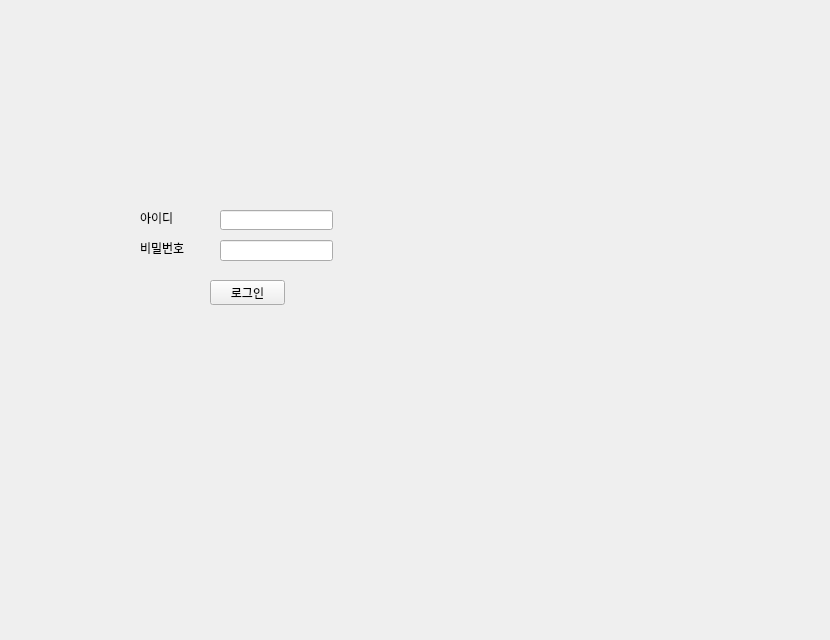
gigeon/car_detection, file ui/login.ui: the form before one commit.
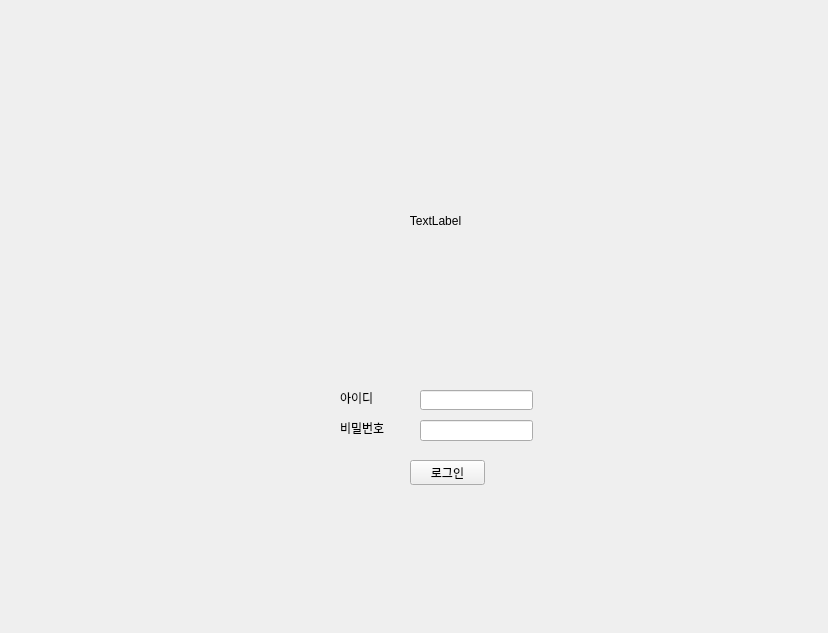
The form after the commit.

Commit message: login, main ui 수정 중 22

```diff
--- a/ui/login.ui
+++ b/ui/login.ui
@@ -6,8 +6,8 @@
    <rect>
     <x>0</x>
     <y>0</y>
-    <width>830</width>
-    <height>640</height>
+    <width>828</width>
+    <height>633</height>
    </rect>
   </property>
   <property name="maximumSize">
@@ -22,8 +22,8 @@
   <widget class="QLabel" name="id_label">
    <property name="geometry">
     <rect>
-     <x>140</x>
-     <y>210</y>
+     <x>340</x>
+     <y>390</y>
      <width>81</width>
      <height>16</height>
     </rect>
@@ -35,8 +35,8 @@
   <widget class="QPushButton" name="login_btn">
    <property name="geometry">
     <rect>
-     <x>210</x>
-     <y>280</y>
+     <x>410</x>
+     <y>460</y>
      <width>75</width>
      <height>25</height>
     </rect>
@@ -48,8 +48,8 @@
   <widget class="QLineEdit" name="id_txt">
    <property name="geometry">
     <rect>
-     <x>220</x>
-     <y>210</y>
+     <x>420</x>
+     <y>390</y>
      <width>113</width>
      <height>20</height>
     </rect>
@@ -58,8 +58,8 @@
   <widget class="QLineEdit" name="pwd_txt">
    <property name="geometry">
     <rect>
-     <x>220</x>
-     <y>240</y>
+     <x>420</x>
+     <y>420</y>
      <width>113</width>
      <height>21</height>
     </rect>
@@ -68,8 +68,8 @@
   <widget class="QLabel" name="pwd_label">
    <property name="geometry">
     <rect>
-     <x>140</x>
-     <y>240</y>
+     <x>340</x>
+     <y>420</y>
      <width>81</width>
      <height>16</height>
     </rect>
@@ -78,6 +78,22 @@
     <string>비밀번호</string>
    </property>
   </widget>
+  <widget class="QLabel" name="logo_lbl">
+   <property name="geometry">
+    <rect>
+     <x>290</x>
+     <y>140</y>
+     <width>291</width>
+     <height>161</height>
+    </rect>
+   </property>
+   <property name="text">
+    <string>TextLabel</string>
+   </property>
+   <property name="alignment">
+    <set>Qt::AlignCenter</set>
+   </property>
+  </widget>
  </widget>
  <resources/>
  <connections/>
```
The commit also changes 6 other files.
